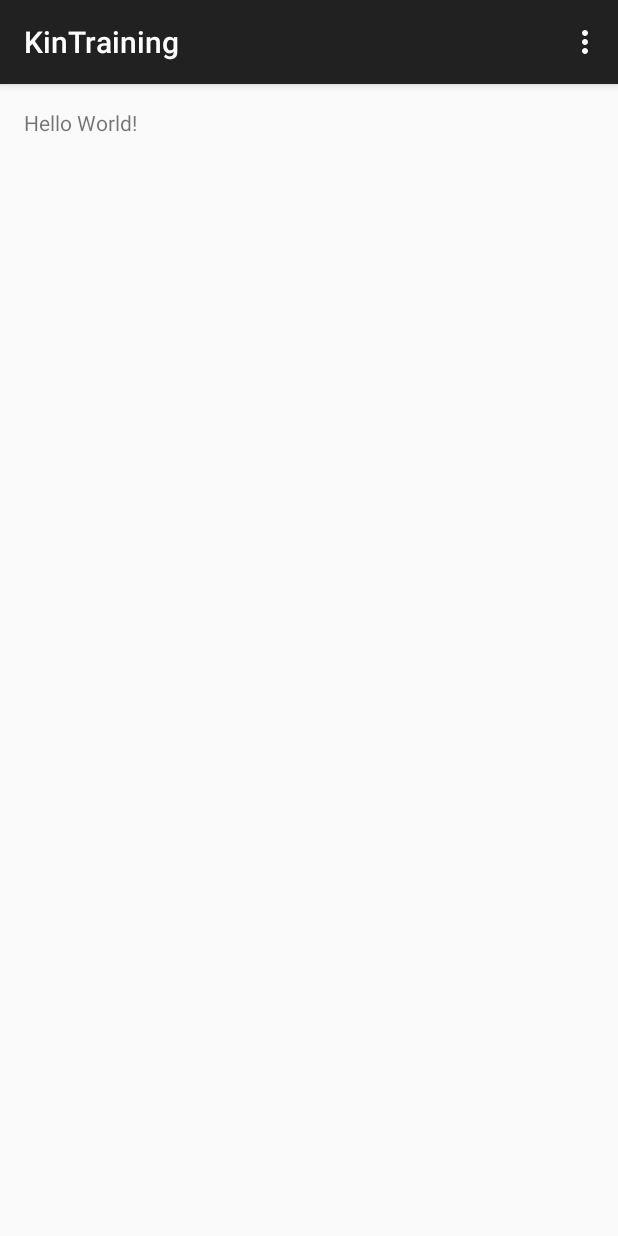
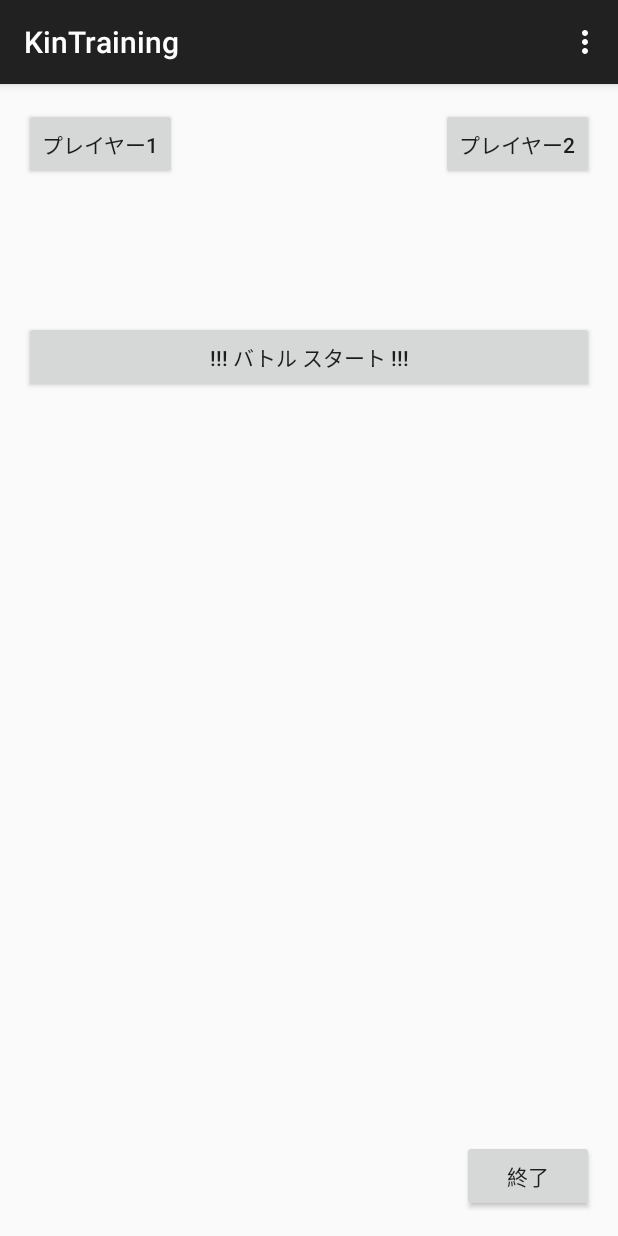
Before and after one commit to TakahiroYamamoto/Muscle, an Android app: the screen it shows after launch (MainActivity), on a phone screen of 412 x 824 dp. Run offline under Robolectric (Android 15) with nearby library versions, the phone set to English and light mode, and no system bars.

Commit message:
update MainActivity layout
only layout, not implement event

```diff
--- a/KinTraining/app/src/main/res/layout/activity_main.xml
+++ b/KinTraining/app/src/main/res/layout/activity_main.xml
@@ -9,8 +9,42 @@
     android:paddingTop="@dimen/activity_vertical_margin"
     tools:context="com.yakiniku.kintraining.MainActivity">
 
-    <TextView
+    <Button
         android:layout_width="wrap_content"
         android:layout_height="wrap_content"
-        android:text="Hello World!" />
+        android:text="プレイヤー1"
+        android:id="@+id/buttonPlayer1"
+        android:layout_alignParentTop="true"
+        android:layout_alignParentLeft="true"
+        android:layout_alignParentStart="true" />
+
+    <Button
+        android:layout_width="wrap_content"
+        android:layout_height="wrap_content"
+        android:text="プレイヤー2"
+        android:id="@+id/buttonPlayer2"
+        android:layout_alignTop="@+id/buttonPlayer1"
+        android:layout_alignParentRight="true"
+        android:layout_alignParentEnd="true" />
+
+    <Button
+        android:layout_width="wrap_content"
+        android:layout_height="wrap_content"
+        android:text="!!! バトル スタート !!!"
+        android:id="@+id/buttonStartButtle"
+        android:layout_marginTop="94dp"
+        android:layout_below="@+id/buttonPlayer1"
+        android:layout_alignParentRight="true"
+        android:layout_alignParentEnd="true"
+        android:layout_alignParentLeft="true"
+        android:layout_alignParentStart="true" />
+
+    <Button
+        android:layout_width="wrap_content"
+        android:layout_height="wrap_content"
+        android:text="終了"
+        android:id="@+id/buttonEnd"
+        android:layout_alignParentBottom="true"
+        android:layout_alignParentRight="true"
+        android:layout_alignParentEnd="true" />
 </RelativeLayout>
```
